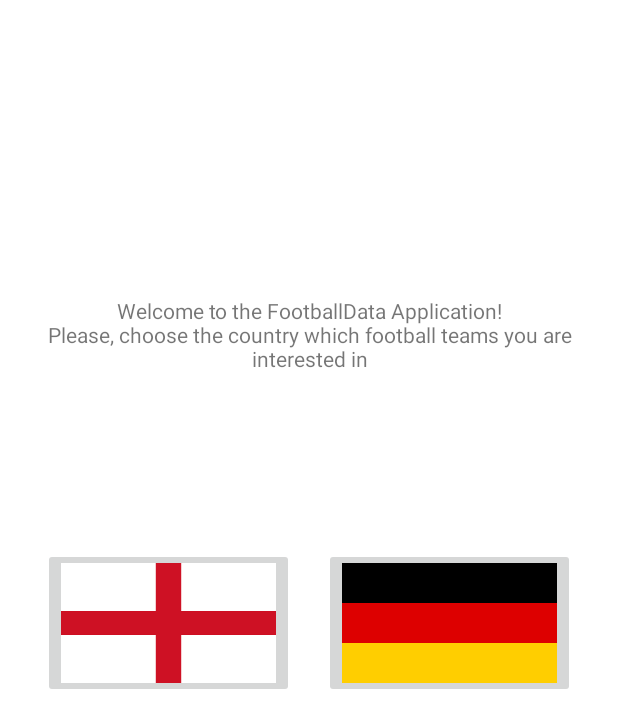
After one commit to Valkaryne/FootballTeamsApp, an Android app: the layout fragment_choose_country.xml on its own in the app's theme, with its tools: preview values and no code run, on a phone screen of 412 x 824 dp. The commit adds this screen. Shown: the top 728 px of the screen. Run offline under Robolectric (Android 15) with nearby library versions, the phone set to English and light mode, and no system bars.

Commit message:
Added the simplest country chooser

```diff
--- a/app/src/main/java/com/epam/valkaryne/footballteamsapp/data/api/FootballDataApiDataSource.kt
+++ b/app/src/main/java/com/epam/valkaryne/footballteamsapp/data/api/FootballDataApiDataSource.kt
@@ -13,11 +13,12 @@ class FootballDataApiDataSource(private val service: FootballDataApiService) {
     /**
      * Gets from API standings for a particular competition.
      *
+     * @param id the id of a competition
      * @return wrapped result of the request
      */
-    suspend fun getStandings(): Result<List<StandingDataModel>> {
+    suspend fun getStandings(id: Long): Result<List<StandingDataModel>> {
         return try {
-            val response = service.getStandings()
+            val response = service.getStandings(id)
             Result.success(response.standings)
         } catch (ex: Exception) {
             Result.error(ex)
--- a/app/src/main/java/com/epam/valkaryne/footballteamsapp/data/api/retrofit/FootballDataApiService.kt
+++ b/app/src/main/java/com/epam/valkaryne/footballteamsapp/data/api/retrofit/FootballDataApiService.kt
@@ -10,8 +10,8 @@ import retrofit2.http.Path
  */
 interface FootballDataApiService {
 
-    @GET("v2/competitions/2021/standings?standingType=TOTAL")
-    suspend fun getStandings(): StandingsResponse
+    @GET("v2/competitions/{id}/standings?standingType=TOTAL")
+    suspend fun getStandings(@Path("id") id: Long): StandingsResponse
 
     @GET("/v2/teams/{id}")
     suspend fun getTeam(@Path("id") id: Long): TeamDataModel
--- a/app/src/main/java/com/epam/valkaryne/footballteamsapp/data/repository/TeamsRepositoryImpl.kt
+++ b/app/src/main/java/com/epam/valkaryne/footballteamsapp/data/repository/TeamsRepositoryImpl.kt
@@ -11,8 +11,8 @@ import com.epam.valkaryne.footballteamsapp.domain.model.TeamsStatsDomainModel
 
 class TeamsRepositoryImpl(private val dataSource: FootballDataApiDataSource) : TeamsRepository {
 
-    override suspend fun getAllTeamsStats(): Result<TeamsStatsDomainModel> {
-        val standingsResult = dataSource.getStandings()
+    override suspend fun getAllTeamsStats(id: Long): Result<TeamsStatsDomainModel> {
+        val standingsResult = dataSource.getStandings(id)
 
         return if (standingsResult.resultType == ResultType.SUCCESS) {
             Result.success(TeamsStatsDomainModelMapper(standingsResult.data?.firstOrNull { it.table != null }?.table))
--- a/app/src/main/java/com/epam/valkaryne/footballteamsapp/domain/TeamsRepository.kt
+++ b/app/src/main/java/com/epam/valkaryne/footballteamsapp/domain/TeamsRepository.kt
@@ -12,9 +12,10 @@ interface TeamsRepository {
     /**
      * Get a list with statistic with all football teams from the certain league
      *
+     * @param id the id of a league
      * @return a wrapped result of the request
      */
-    suspend fun getAllTeamsStats(): Result<TeamsStatsDomainModel>
+    suspend fun getAllTeamsStats(id: Long): Result<TeamsStatsDomainModel>
 
     /**
      * Get a detailed information about the certain team
--- a/app/src/main/java/com/epam/valkaryne/footballteamsapp/domain/usecase/GetTeamDetailsUseCase.kt
+++ b/app/src/main/java/com/epam/valkaryne/footballteamsapp/domain/usecase/GetTeamDetailsUseCase.kt
@@ -10,6 +10,7 @@ class GetTeamDetailsUseCase(private val repository: TeamsRepository) {
      /**
      * Executes domain logic
      *
+     * @param id the id of a team
      * @return wrapped result with team's details
      */
     suspend fun executeUseCase(id: Long) = repository.getTeamDetails(id)
--- a/app/src/main/java/com/epam/valkaryne/footballteamsapp/domain/usecase/GetTeamsStatsUseCase.kt
+++ b/app/src/main/java/com/epam/valkaryne/footballteamsapp/domain/usecase/GetTeamsStatsUseCase.kt
@@ -13,12 +13,13 @@ class GetTeamsStatsUseCase(private val repository: TeamsRepository) {
     /**
      * Executes domain logic
      *
+     * @param id the id of a league
      * @return wrapped result with list of teams' statistics
      */
-    suspend fun executeUseCase(): Result<TeamsStatsDomainModel> {
+    suspend fun executeUseCase(id: Long): Result<TeamsStatsDomainModel> {
         var teamsStats: Result<TeamsStatsDomainModel>
 
-        repository.getAllTeamsStats().let {
+        repository.getAllTeamsStats(id).let {
             teamsStats = if (it.resultType == ResultType.SUCCESS) {
                 Result.success(
                     getSortedByGoalsDifferenceStats(it.data)
--- a/app/src/main/java/com/epam/valkaryne/footballteamsapp/view/TeamStatsListFragment.kt
+++ b/app/src/main/java/com/epam/valkaryne/footballteamsapp/view/TeamStatsListFragment.kt
@@ -8,6 +8,7 @@ import android.widget.Toast
 import androidx.core.view.isVisible
 import androidx.fragment.app.Fragment
 import androidx.navigation.fragment.findNavController
+import androidx.navigation.fragment.navArgs
 import androidx.recyclerview.widget.LinearLayoutManager
 import com.epam.valkaryne.footballteamsapp.databinding.FragmentTeamStatsListBinding
 import com.epam.valkaryne.footballteamsapp.view.adapter.TeamStatsAdapter
@@ -22,6 +23,8 @@ import org.koin.core.parameter.parametersOf
  * Fragment that shows to user a list of teams' statistics for the certain league
  */
 class TeamStatsListFragment : Fragment() {
+
+    private val args: TeamStatsListFragmentArgs by navArgs()
 
     private val teamDetailsListener: (TeamStatsViewStateModel) -> Unit = {
         findNavController().navigate(
@@ -53,7 +56,7 @@ class TeamStatsListFragment : Fragment() {
 
     override fun onResume() {
         super.onResume()
-        viewModel.getAllTeamsStats()
+        viewModel.getAllTeamsStats(args.leagueId)
     }
 
     private fun subscribeUi() {
--- a/app/src/main/java/com/epam/valkaryne/footballteamsapp/vm/TeamDetailsViewModel.kt
+++ b/app/src/main/java/com/epam/valkaryne/footballteamsapp/vm/TeamDetailsViewModel.kt
@@ -22,6 +22,8 @@ class TeamDetailsViewModel(private val getTeamDetailsUseCase: GetTeamDetailsUseC
 
     /**
      * Gets details of the selected football team
+     *
+     * @param id the id of the selected football team
      */
     fun getTeamDetails(id: Long) {
         _teamDetailsViewState.value = ViewState.Loading
--- /dev/null
+++ b/app/src/main/res/layout/fragment_choose_country.xml
@@ -0,0 +1,44 @@
+<?xml version="1.0" encoding="utf-8"?>
+<androidx.constraintlayout.widget.ConstraintLayout xmlns:android="http://schemas.android.com/apk/res/android"
+    xmlns:app="http://schemas.android.com/apk/res-auto"
+    android:layout_width="match_parent"
+    android:layout_height="match_parent"
+    android:padding="8dp">
+
+    <TextView
+        android:id="@+id/prompt_tv"
+        android:layout_width="0dp"
+        android:layout_height="wrap_content"
+        android:gravity="center"
+        android:text="@string/football_data_prompt"
+        app:layout_constraintBottom_toBottomOf="parent"
+        app:layout_constraintEnd_toEndOf="parent"
+        app:layout_constraintStart_toStartOf="parent"
+        app:layout_constraintTop_toTopOf="parent"
+        app:layout_constraintVertical_bias="0.25" />
+
+    <ImageButton
+        android:id="@+id/button_england"
+        android:layout_width="167dp"
+        android:layout_height="100dp"
+        android:src="@drawable/flag_england"
+        android:scaleType="fitXY"
+        app:layout_constraintBottom_toBottomOf="parent"
+        app:layout_constraintEnd_toStartOf="@id/button_germany"
+        app:layout_constraintStart_toStartOf="parent"
+        app:layout_constraintTop_toBottomOf="@id/prompt_tv"
+        app:layout_constraintVertical_bias="0.25" />
+
+    <ImageButton
+        android:id="@+id/button_germany"
+        android:layout_width="167dp"
+        android:layout_height="100dp"
+        android:src="@drawable/flag_germany"
+        android:scaleType="fitXY"
+        app:layout_constraintBottom_toBottomOf="parent"
+        app:layout_constraintEnd_toEndOf="parent"
+        app:layout_constraintStart_toEndOf="@id/button_england"
+        app:layout_constraintTop_toBottomOf="@id/prompt_tv"
+        app:layout_constraintVertical_bias="0.25"/>
+
+</androidx.constraintlayout.widget.ConstraintLayout>
--- a/app/src/main/res/values/strings.xml
+++ b/app/src/main/res/values/strings.xml
@@ -1,5 +1,6 @@
 <resources>
     <string name="app_name">FootballTeamsApp</string>
+    <string name="football_data_prompt">Welcome to the FootballData Application!\nPlease, choose the country which football teams you are interested in</string>
 
     <string name="a11y_team_crest_image">Team\'s Crest</string>
 
```
Also changed, not shown: app/src/main/java/com/epam/valkaryne/footballteamsapp/view/ChooseCountryFragment.kt (added, +43 -0 lines), app/src/main/java/com/epam/valkaryne/footballteamsapp/vm/TeamsStatsViewModel.kt (+5 -3 lines), app/src/main/res/navigation/nav_graph.xml (+14 -1 lines), app/src/main/res/drawable/flag_england.png (added), app/src/main/res/drawable/flag_germany.png (added).
